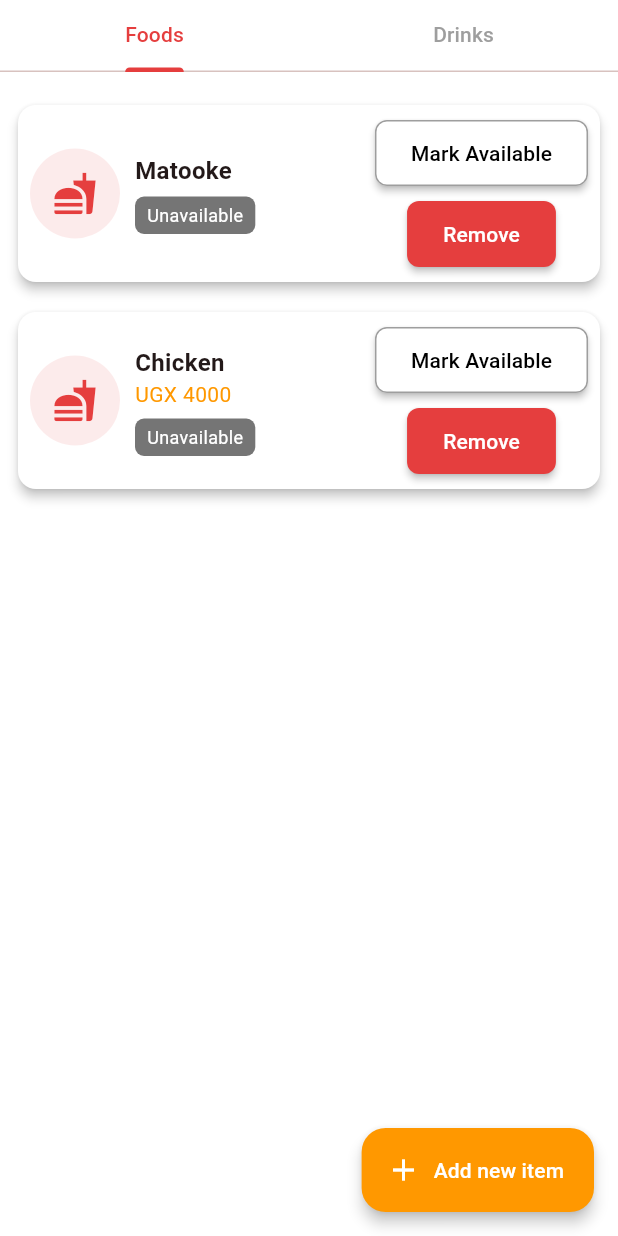
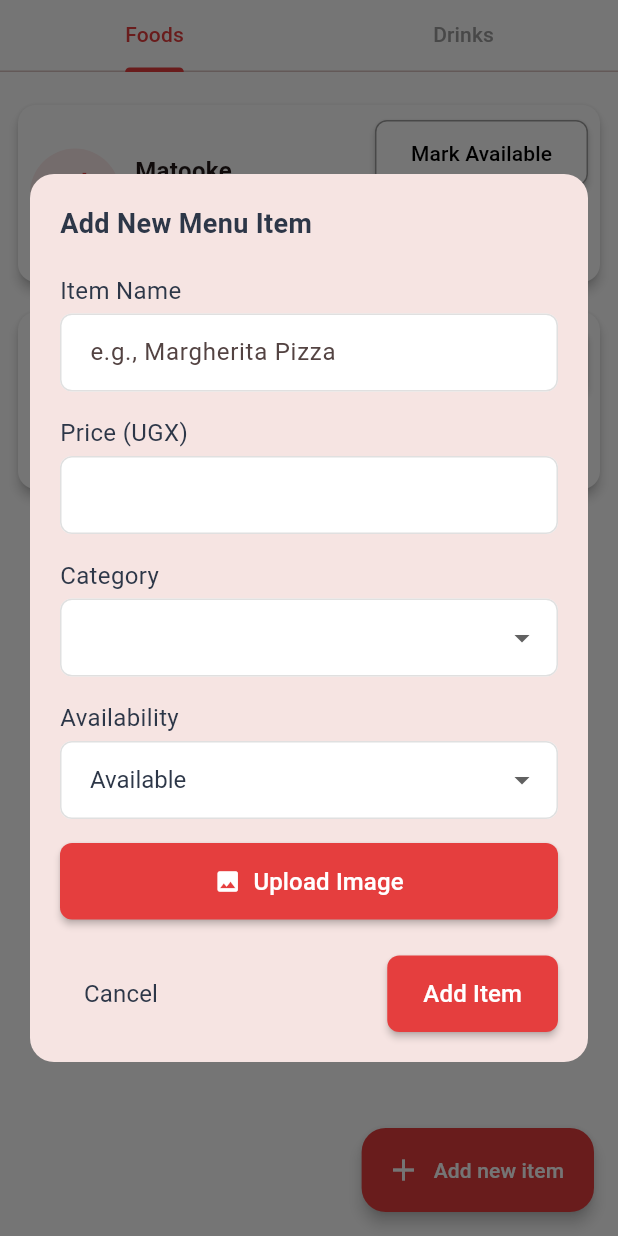
Before and after one commit to nhbi05/makbites, a Flutter app: the MenuPage widget shown alone on an empty page, opened directly, after a tap on "Add new item", on a phone screen of 412 x 824 dp. Run offline on Flutter 3.47's test engine with Material 3 defaults, Android fonts, the phone set to English and light mode, and no system bars; our stand-ins replace cloud_firestore, firebase_auth, firebase_core, google_fonts; accounts and stored records are empty.

Commit message:
add_item

```diff
--- /dev/null
+++ b/lib/screens/vendor/add_item.dart
@@ -0,0 +1,147 @@
+import 'package:flutter/material.dart';
+import '../../constants/app_colours.dart';
+import '../../constants/text_styles.dart';
+
+class AddMenuItemForm extends StatefulWidget {
+  const AddMenuItemForm({super.key});
+
+  @override
+  State<AddMenuItemForm> createState() => _AddMenuItemFormState();
+}
+
+class _AddMenuItemFormState extends State<AddMenuItemForm> {
+  String? selectedCategory;
+  String? selectedAvailability = "Available";
+
+  @override
+  Widget build(BuildContext context) {
+    return Dialog(
+      shape: RoundedRectangleBorder(borderRadius: BorderRadius.circular(16)),
+      insetPadding: const EdgeInsets.symmetric(horizontal: 20, vertical: 40),
+      child: SingleChildScrollView(
+        padding: const EdgeInsets.all(20),
+        child: Column(
+          mainAxisSize: MainAxisSize.min,
+          crossAxisAlignment: CrossAxisAlignment.stretch,
+          children: [
+            Text("Add New Menu Item", style: AppTextStyles.subHeader),
+            const SizedBox(height: 20),
+
+            // Item Name
+            Text("Item Name", style: AppTextStyles.body),
+            const SizedBox(height: 4),
+            TextField(
+              style: AppTextStyles.body,
+              decoration: const InputDecoration(
+                hintText: "e.g., Margherita Pizza",
+                border: OutlineInputBorder(),
+              ),
+            ),
+
+            const SizedBox(height: 16),
+
+            // Price
+            Text("Price (UGX)", style: AppTextStyles.body),
+            const SizedBox(height: 4),
+            TextField(
+              style: AppTextStyles.body,
+              keyboardType: TextInputType.number,
+              decoration: const InputDecoration(
+                border: OutlineInputBorder(),
+              ),
+            ),
+
+            const SizedBox(height: 16),
+
+            // Category
+            Text("Category", style: AppTextStyles.body),
+            const SizedBox(height: 4),
+            DropdownButtonFormField<String>(
+              decoration: const InputDecoration(
+                border: OutlineInputBorder(),
+              ),
+              style: AppTextStyles.body,
+              value: selectedCategory,
+              items: ['food', 'drink'].map((String category) {
+                return DropdownMenuItem<String>(
+                  value: category,
+                  child: Text(
+                    category[0].toUpperCase() + category.substring(1),
+                    style: AppTextStyles.body,
+                  ),
+                );
+              }).toList(),
+              onChanged: (value) {
+                setState(() {
+                  selectedCategory = value;
+                });
+              },
+            ),
+
+            const SizedBox(height: 16),
+
+            // Availability
+            Text("Availability", style: AppTextStyles.body),
+            const SizedBox(height: 4),
+            DropdownButtonFormField<String>(
+              decoration: const InputDecoration(
+                border: OutlineInputBorder(),
+              ),
+              style: AppTextStyles.body,
+              value: selectedAvailability,
+              items: ['Available', 'Unavailable'].map((String status) {
+                return DropdownMenuItem<String>(
+                  value: status,
+                  child: Text(status, style: AppTextStyles.body),
+                );
+              }).toList(),
+              onChanged: (value) {
+                setState(() {
+                  selectedAvailability = value;
+                });
+              },
+            ),
+
+            const SizedBox(height: 16),
+
+            // Upload Image Button
+            ElevatedButton.icon(
+              onPressed: () {
+                // TODO: Implement image picker
+              },
+              icon: const Icon(Icons.image),
+              label: Text("Upload Image", style: AppTextStyles.button),
+              style: ElevatedButton.styleFrom(
+                backgroundColor: AppColors.primary,
+                padding: const EdgeInsets.symmetric(vertical: 14),
+              ),
+            ),
+
+            const SizedBox(height: 24),
+
+            Row(
+              mainAxisAlignment: MainAxisAlignment.spaceBetween,
+              children: [
+                TextButton(
+                  onPressed: () => Navigator.of(context).pop(),
+                  child: Text("Cancel", style: AppTextStyles.body),
+                ),
+                ElevatedButton(
+                  onPressed: () {
+                    // TODO: Save logic
+                    Navigator.of(context).pop();
+                  },
+                  style: ElevatedButton.styleFrom(
+                    backgroundColor: AppColors.primary,
+                    padding: const EdgeInsets.symmetric(horizontal: 24, vertical: 14),
+                  ),
+                  child: Text("Add Item", style: AppTextStyles.button),
+                ),
+              ],
+            )
+          ],
+        ),
+      ),
+    );
+  }
+}
--- a/lib/screens/vendor/menu_page.dart
+++ b/lib/screens/vendor/menu_page.dart
@@ -1,6 +1,7 @@
 import 'package:flutter/material.dart';
 import '../../constants/app_colours.dart';
 import '../../constants/text_styles.dart';
+import 'add_item.dart';
 
 class MenuPage extends StatefulWidget {
   @override
@@ -8,6 +9,14 @@ class MenuPage extends StatefulWidget {
 }
 
 class _MenuPageState extends State<MenuPage> with SingleTickerProviderStateMixin {
+
+  void _showAddMenuItemDialog() {
+    showDialog(
+      context: context,
+      builder: (BuildContext context) => AddMenuItemForm(),
+    );
+  }
+
   late TabController _tabController;
 
   final List<Map<String, dynamic>> foodItems = [
@@ -86,10 +95,9 @@ class _MenuPageState extends State<MenuPage> with SingleTickerProviderStateMixin
           bottom: 16,
           right: 16,
           child: FloatingActionButton.extended(
-            onPressed: () {
-              // Add your logic here
-            },
-            backgroundColor: Colors.orange,
+            onPressed: _showAddMenuItemDialog,
+
+            backgroundColor: AppColors.primary,
             label: Text('Add new item',style: TextStyle(color:AppColors.white),),
             icon: Icon(Icons.add,color:AppColors.white),
           ),
```
